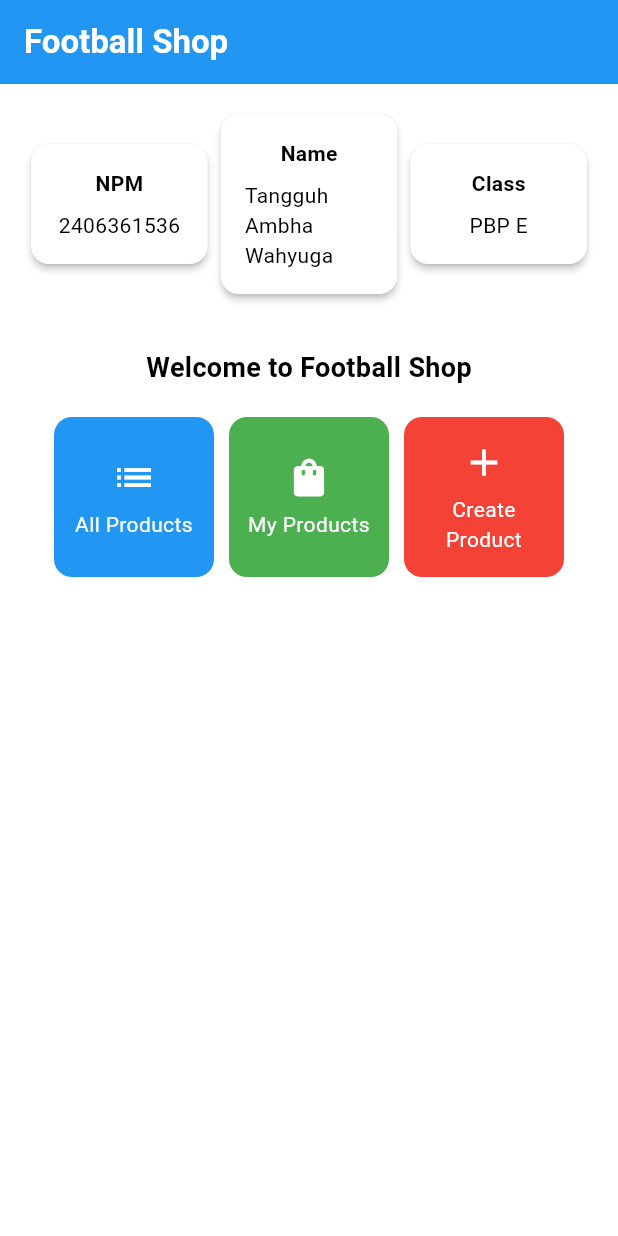
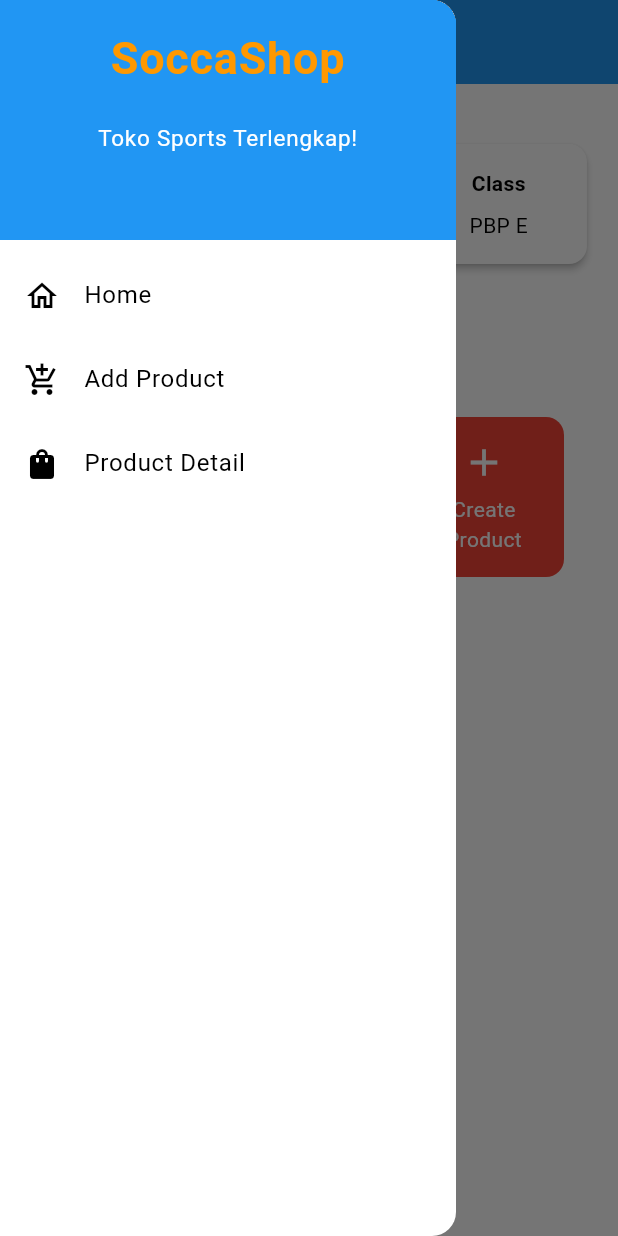
Before and after one commit to tawhyuu/SoccaShop-Mobile, a Flutter app: the screen it shows after launch, with the side drawer open (before the commit the screen has no drawer), on a phone screen of 412 x 824 dp. Run offline on Flutter 3.47's test engine with Material 3 defaults, Android fonts, the phone set to English and light mode, and no system bars.

Commit message:
Refactor file imports and add product form and menu screens

```diff
--- a/lib/main.dart
+++ b/lib/main.dart
@@ -1,5 +1,5 @@
 import 'package:flutter/material.dart';
-import 'package:football_shop/menu.dart';
+import 'package:football_shop/screens/menu.dart';
 
 void main() {
   runApp(const MyApp());
--- a/lib/menu.dart
+++ b/lib/screens/menu.dart
@@ -1,4 +1,6 @@
 import 'package:flutter/material.dart';
+import 'package:football_shop/widgets/left_drawer.dart';
+import 'package:football_shop/widgets/product_card.dart';
 
 class MyHomePage extends StatelessWidget {
   MyHomePage({super.key});
@@ -21,11 +23,12 @@ class MyHomePage extends StatelessWidget {
         //Widget 3
         title: const Text(
           //Widget 4
-          'Football Shop',
+          'SoccaShop',
           style: TextStyle(color: Colors.white, fontWeight: FontWeight.bold),
         ),
         backgroundColor: Theme.of(context).colorScheme.primary,
       ),
+      drawer: LeftDrawer(),
       body: Padding(
         // Widget 5
         padding: const EdgeInsets.all(16.0),
@@ -50,7 +53,7 @@ class MyHomePage extends StatelessWidget {
                   const Padding(
                     padding: EdgeInsets.only(top: 16.0),
                     child: Text(
-                      'Welcome to Football Shop',
+                      'Welcome to SoccaShop',
                       style: TextStyle(
                         fontWeight: FontWeight.bold,
                         fontSize: 18.0,
@@ -105,52 +108,3 @@ class InfoCard extends StatelessWidget {
     );
   }
 }
-
-class ItemHomepage {
-  final String name;
-  final IconData icon;
-  final Color color;
-
-  ItemHomepage(this.name, this.icon, this.color);
-}
-
-class ItemCard extends StatelessWidget {
-  final ItemHomepage item;
-
-  const ItemCard(this.item, {super.key});
-
-  @override
-  Widget build(BuildContext context) {
-    return Material(
-      color: item.color,
-      borderRadius: BorderRadius.circular(12),
-      child: InkWell(
-        onTap: () {
-          ScaffoldMessenger.of(context)
-            ..hideCurrentSnackBar()
-            ..showSnackBar(
-              SnackBar(content: Text("Kamu telah menekan tombol ${item.name}")),
-            );
-        },
-        child: Container(
-          padding: const EdgeInsets.all(8),
-          child: Center(
-            child: Column(
-              mainAxisAlignment: MainAxisAlignment.center,
-              children: [
-                // Widget 13
-                Icon(item.icon, color: Colors.white, size: 30.0),
-                const Padding(padding: EdgeInsets.all(3)),
-                Text(
-                  item.name,
-                  textAlign: TextAlign.center,
-                  style: const TextStyle(color: Colors.white),
-                ),
-              ],
-            ),
-          ),
-        ),
-      ),
-    );
-  }
-}
--- /dev/null
+++ b/lib/widgets/left_drawer.dart
@@ -0,0 +1,71 @@
+import 'package:flutter/material.dart';
+import 'package:football_shop/screens/menu.dart';
+import 'package:football_shop/screens/add_product_form.dart';
+
+class LeftDrawer extends StatelessWidget {
+  const LeftDrawer({super.key});
+
+  @override
+  Widget build(BuildContext context) {
+    return Drawer(
+      child: ListView(
+        children: [
+          const DrawerHeader(
+            decoration: BoxDecoration(color: Colors.blue),
+            child: Column(
+              children: [
+                Text(
+                  'SoccaShop',
+                  textAlign: TextAlign.center,
+                  style: TextStyle(
+                    fontSize: 30,
+                    fontWeight: FontWeight.bold,
+                    color: Colors.orange,
+                  ),
+                ),
+                Padding(padding: EdgeInsets.all(10)),
+                Text(
+                  "Toko Sports Terlengkap!",
+                  textAlign: TextAlign.center,
+                  style: TextStyle(
+                    fontSize: 15,
+                    color: Colors.white,
+                    fontWeight: FontWeight.normal,
+                  ),
+                ),
+              ],
+            ),
+          ),
+          ListTile(
+            leading: const Icon(Icons.home_outlined),
+            title: const Text('Home'),
+            // Bagian redirection ke MyHomePage
+            onTap: () {
+              Navigator.pushReplacement(
+                context,
+                MaterialPageRoute(builder: (context) => MyHomePage()),
+              );
+            },
+          ),
+          ListTile(
+            leading: const Icon(Icons.add_shopping_cart),
+            title: const Text('Add Product'),
+            // Bagian redirection ke NewsFormPage
+            onTap: () {
+              Navigator.pushReplacement(
+                context,
+                MaterialPageRoute(builder: (context) => AddProductForm()),
+              );
+            },
+          ),
+          // TODO: Buat ListTile baru untuk ke halaman melihat news
+          ListTile(
+            leading: const Icon(Icons.shopping_bag),
+            title: const Text('Product Detail'),
+            // TODO: redirect ke Detail Product
+          ),
+        ],
+      ),
+    );
+  }
+}
--- /dev/null
+++ b/lib/widgets/product_card.dart
@@ -0,0 +1,59 @@
+import 'package:flutter/material.dart';
+import 'package:football_shop/screens/add_product_form.dart';
+
+class ItemHomepage {
+  final String name;
+  final IconData icon;
+  final Color color;
+
+  ItemHomepage(this.name, this.icon, this.color);
+}
+
+class ItemCard extends StatelessWidget {
+  final ItemHomepage item;
+
+  const ItemCard(this.item, {super.key});
+
+  @override
+  Widget build(BuildContext context) {
+    return Material(
+      color: item.color,
+      borderRadius: BorderRadius.circular(12),
+      child: InkWell(
+        onTap: () {
+          ScaffoldMessenger.of(context)
+            ..hideCurrentSnackBar()
+            ..showSnackBar(
+              SnackBar(content: Text("Kamu telah menekan tombol ${item.name}")),
+            );
+
+          // Navigasi
+          if (item.name == "Create Product") {
+            Navigator.push(
+              context,
+              MaterialPageRoute(builder: (context) => AddProductForm()),
+            );
+          }
+        },
+        child: Container(
+          padding: const EdgeInsets.all(8),
+          child: Center(
+            child: Column(
+              mainAxisAlignment: MainAxisAlignment.center,
+              children: [
+                // Widget 13
+                Icon(item.icon, color: Colors.white, size: 30.0),
+                const Padding(padding: EdgeInsets.all(3)),
+                Text(
+                  item.name,
+                  textAlign: TextAlign.center,
+                  style: const TextStyle(color: Colors.white),
+                ),
+              ],
+            ),
+          ),
+        ),
+      ),
+    );
+  }
+}
```
Also changed, not shown: lib/screens/add_product_form.dart (added, +244 -0 lines).
